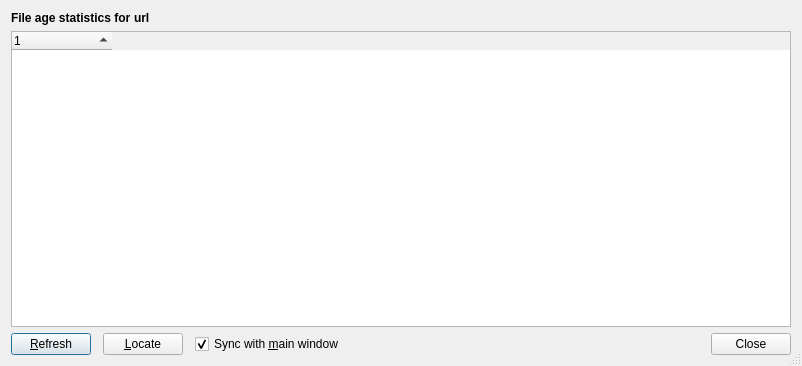
This is src/file-age-stats-window.ui in Lithopsian/qt6dirstat as Qt 5 draws it before an edit. The edited form follows.
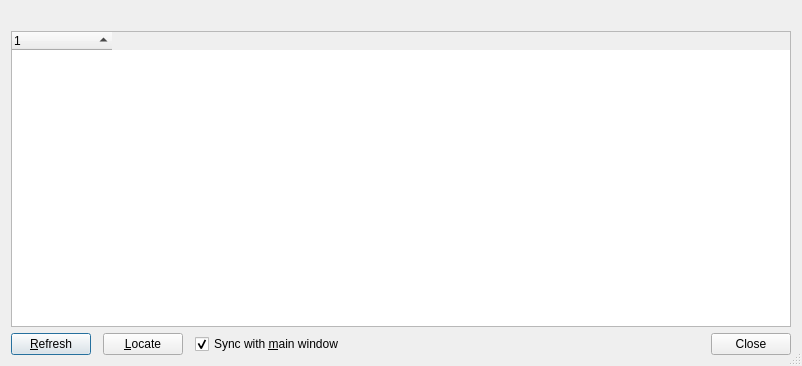
This is the edited form.

Commit message: Improved management of long labels in dialogs

Patch:
```diff
--- a/src/file-age-stats-window.ui
+++ b/src/file-age-stats-window.ui
@@ -18,37 +18,14 @@
   </property>
   <layout class="QVBoxLayout" name="verticalLayout">
    <item>
-    <layout class="QHBoxLayout" name="horizontalLayout_3" stretch="0,1">
-     <property name="spacing">
-      <number>0</number>
-     </property>
-     <item>
-      <widget class="QLabel" name="heading">
+    <widget class="QLabel" name="headingLabel">
        <property name="font">
         <font>
          <weight>75</weight>
          <bold>true</bold>
         </font>
        </property>
-       <property name="text">
-        <string>File age statistics for </string>
-       </property>
-      </widget>
-     </item>
-     <item>
-      <widget class="QLabel" name="headingUrl">
-       <property name="font">
-        <font>
-         <weight>75</weight>
-         <bold>true</bold>
-        </font>
-       </property>
-       <property name="text">
-        <string>url</string>
-       </property>
-      </widget>
-     </item>
-    </layout>
+    </widget>
    </item>
    <item>
     <widget class="QTreeWidget" name="treeWidget">
```
Lines whose indentation alone changed are shown as unchanged. The commit also changes 9 other files.
